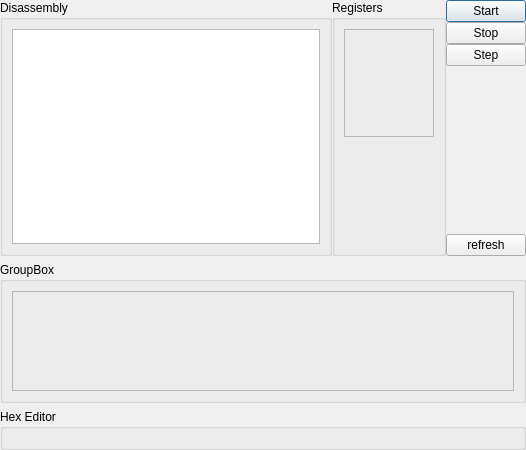
Old version of the form ui/dialogdasm.ui in the repository TheProjecter/pockemul.
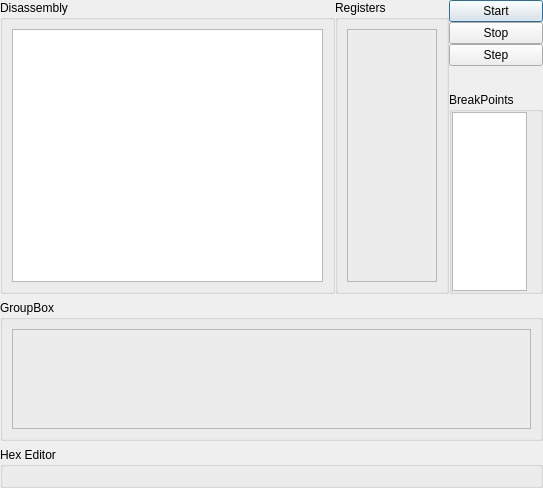
New version of the form.

```diff
--- a/ui/dialogdasm.ui
+++ b/ui/dialogdasm.ui
@@ -6,8 +6,8 @@
    <rect>
     <x>0</x>
     <y>0</y>
-    <width>526</width>
-    <height>450</height>
+    <width>543</width>
+    <height>488</height>
    </rect>
   </property>
   <property name="windowTitle">
@@ -101,24 +101,14 @@
           </property>
          </widget>
         </item>
-        <item>
-         <spacer name="verticalSpacer_2">
-          <property name="orientation">
-           <enum>Qt::Vertical</enum>
-          </property>
-          <property name="sizeHint" stdset="0">
-           <size>
-            <width>20</width>
-            <height>40</height>
-           </size>
-          </property>
-         </spacer>
-        </item>
        </layout>
       </widget>
      </item>
      <item>
       <layout class="QVBoxLayout" name="verticalLayout_4">
+       <property name="sizeConstraint">
+        <enum>QLayout::SetDefaultConstraint</enum>
+       </property>
        <item>
         <widget class="QPushButton" name="pbStart">
          <property name="text">
@@ -154,10 +144,31 @@
         </spacer>
        </item>
        <item>
-        <widget class="QPushButton" name="refreshButton">
-         <property name="text">
-          <string>refresh</string>
+        <widget class="QGroupBox" name="groupBox_3">
+         <property name="title">
+          <string>BreakPoints</string>
          </property>
+         <layout class="QVBoxLayout" name="verticalLayout_2">
+          <property name="margin">
+           <number>0</number>
+          </property>
+          <item>
+           <widget class="QListWidget" name="listWidget">
+            <property name="sizePolicy">
+             <sizepolicy hsizetype="Preferred" vsizetype="Expanding">
+              <horstretch>0</horstretch>
+              <verstretch>0</verstretch>
+             </sizepolicy>
+            </property>
+            <property name="maximumSize">
+             <size>
+              <width>75</width>
+              <height>16777215</height>
+             </size>
+            </property>
+           </widget>
+          </item>
+         </layout>
         </widget>
        </item>
       </layout>
```
